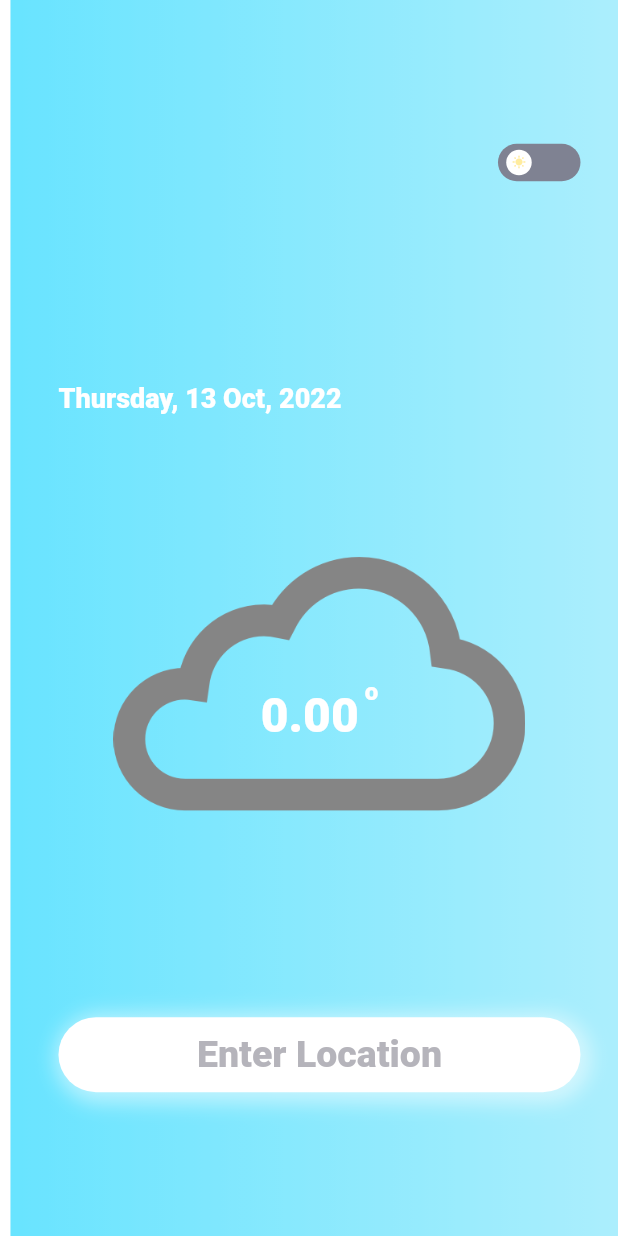
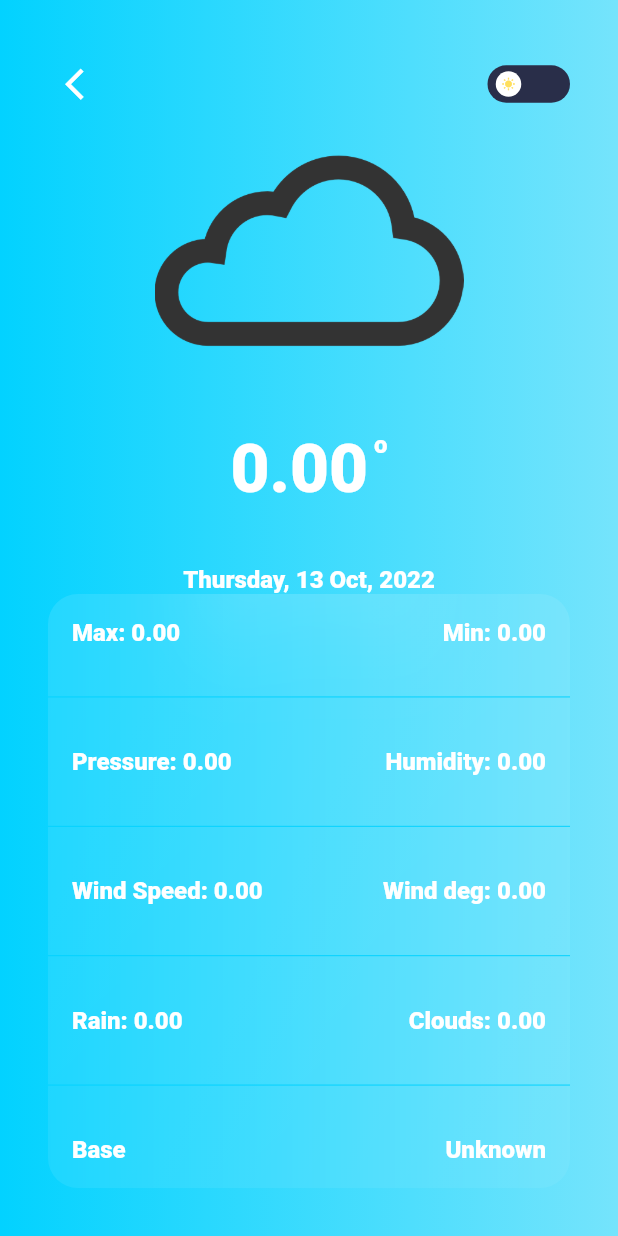
Before and after one commit to KafiulIslam/weather-app, a Flutter app: the screen it shows after launch, after a tap on the "nightlight round" icon, after a tap on "Search", on a phone screen of 412 x 824 dp. Run offline on Flutter 3.47's test engine with Material 2 defaults, Android fonts, the phone set to English and light mode, and no system bars; drawn by our look-alikes of flutter_switch; our stand-ins replace dio, get, glassmorphism, google_fonts; network calls fail.

Commit message:
now everything is working without rain

```diff
--- a/lib/controller/component/primary_button.dart
+++ b/lib/controller/component/primary_button.dart
@@ -5,13 +5,11 @@ import '../constant/color.dart';
 class PrimaryButton extends StatelessWidget {
   final VoidCallback onTap;
   final String buttonTitle;
-  final bool isLoading;
 
   const PrimaryButton(
       {Key? key,
       required this.onTap,
-      this.buttonTitle = 'Search',
-        required this.isLoading})
+      this.buttonTitle = 'Search',})
       : super(key: key);
 
   @override
@@ -34,12 +32,7 @@ class PrimaryButton extends StatelessWidget {
             ),
           ],
         ),
-        child: isLoading == true
-            ? SizedBox(
-           height: 25,
-            width: 25,
-            child: CircularProgressIndicator(color: assColor.withOpacity(0.5)))
-            : Text(
+        child: Text(
                 buttonTitle,
                 style: const TextStyle(
                     color: assColor, fontSize: 25, fontWeight: FontWeight.w900),
--- a/lib/controller/constant/color.dart
+++ b/lib/controller/constant/color.dart
@@ -2,13 +2,10 @@ import 'package:flutter/material.dart';
 
 const darkModeDeepColor = Color(0xFF292E49);
 const darkModeLightColor = Color(0xFF505671);
-
 const lightModeDeepColor = Color(0xFF02D2FF);
 const lightModeLightColor = Color(0xFF75E4FC);
-
-
-
 const assColor = Color(0xFF84828D);
+const trans = Colors.transparent;
 
 
 const darkMode = LinearGradient(
--- /dev/null
+++ b/lib/controller/constant/typography.dart
@@ -0,0 +1,13 @@
+import 'package:flutter/material.dart';
+
+const header1 = TextStyle(fontSize: 45,
+  color: Colors.white,
+  fontWeight: FontWeight.w800,);
+
+const header2 = TextStyle(fontSize: 32,
+  color: Colors.white,
+  fontWeight: FontWeight.w800,);
+
+const sixteenWhiteStyle = TextStyle(fontSize: 16,
+  color: Colors.white,
+  fontWeight: FontWeight.w800,);
--- a/lib/controller/services/weather_api_client.dart
+++ b/lib/controller/services/weather_api_client.dart
@@ -6,7 +6,7 @@ Future<Map<String, dynamic>> getWeatherInfo(var location) async {
 
   try {
     var response = await dio.get('data/2.5/weather?q=$location&appid=901a28533b4879dfbcfe1523f7eaebd2',);
-     return {'status': 'success', 'data': response.data};
+      return {'status': 'success', 'data': response.data};
   } on DioError catch (e) {
     return getErrorResponse(e);
   }
--- a/lib/controller/state/weather_result_state.dart
+++ b/lib/controller/state/weather_result_state.dart
@@ -1,7 +1,6 @@
 import 'package:flutter/cupertino.dart';
 import 'package:get/get.dart';
 import 'package:intl/intl.dart';
-
 import '../services/weather_api_client.dart';
 
 class WeatherResultState extends GetxController{
@@ -27,23 +26,65 @@ class WeatherResultState extends GetxController{
     dateTime = formatDate;
   }
 
+      String _location = '';
+  String get location => _location;
 
-    String location = '';
-    double temperature = 0.0;
+      double _temperature = 0.0;
+      double get temperature => _temperature;
+
+      double _max = 0.0;
+      double get max => _max;
+
+      double _min = 0.0;
+      double get min => _min;
+
+      int _pressure = 0;
+       int get pressure => _pressure;
+
+      int _humidity = 0;
+      int get humidity => _humidity;
+
+      double _windSpeed = 0.0;
+      double get windSpeed => _windSpeed;
+
+      int _windDeg = 0;
+      int get windDeg => _windDeg;
+
+      var _rain = 0.0;
+      get rain => _rain;
+
+
+      int _cloud = 0;
+      int get cloud => _cloud;
+
+      String _base = 'Unknown';
+      String get base => _base;
+
+
   Future<void> loadWeatherData() async {
     var weatherData = await getWeatherInfo(locationController.text);
-       location = weatherData['data']['name'];
-       temperature = weatherData['data']['main']['temp'] - 273.15;
-       update();
+           _location = weatherData['data']['name'];
+           _temperature = weatherData['data']['main']['temp'] - 273.15;
+           _max = weatherData['data']['main']['temp_max'] - 273.15;
+           _min = weatherData['data']['main']['temp_min'] - 273.15;
+           _pressure = weatherData['data']['main']['pressure'];
+           _humidity = weatherData['data']['main']['humidity'];
+           _windSpeed = weatherData['data']['wind']['speed'];
+           _windDeg = weatherData['data']['wind']['deg'];
+           // _rain = weatherData['data']['rain']['1h'] ?? 0;
+           _cloud = weatherData['data']['clouds']['all'];
+           _base = weatherData['data']['base'];
+           print('load function is working $weatherData');
+           update();
   }
 
 
-  // bool isLoading = false;
-  // void getCircular (){
-  //   isLoading = true;
-  //   Future.delayed(const Duration(milliseconds: 1000), () {
-  //     isLoading = false;
-  //   });
-  // }
+  bool isLoading = false;
+  void getCircular (){
+    isLoading = true;
+    Future.delayed(const Duration(milliseconds: 1000), () {
+      isLoading = false;
+    });
+  }
 
 }
--- a/lib/main.dart
+++ b/lib/main.dart
@@ -1,6 +1,6 @@
 import 'package:flutter/material.dart';
 import 'package:get/get_navigation/src/root/get_material_app.dart';
-import 'package:weather_forecasting_app/view/home_screen.dart';
+import 'package:weather_forecasting_app/view/home/home_screen.dart';
 
 void main() {
   runApp(const MyApp());
--- a/lib/model/weather_model.dart
+++ b/lib/model/weather_model.dart
@@ -31,22 +31,3 @@ class WeatherModel{
 
 
 }
-
-
-class Main{
-  double? temp;
-
-  Main({this.temp});
-
-
-  Main.fromJson(Map<String, dynamic> json) {
-    temp = json['temp'];
-  }
-
-  Map<String, dynamic> toJson() {
-    final Map<String, dynamic> data = new Map<String, dynamic>();
-    data['temp'] = this.temp;
-
-    return data;
-  }
-}
--- a/lib/view/home_screen.dart
+++ b/lib/view/home/home_screen.dart
@@ -5,10 +5,10 @@ import 'package:get/get.dart';
 import 'package:get/get_core/src/get_main.dart';
 import 'package:google_fonts/google_fonts.dart';
 import 'package:weather_forecasting_app/controller/state/weather_result_state.dart';
-import 'package:weather_forecasting_app/view/result_screen.dart';
-import '../controller/component/primary_button.dart';
-import '../controller/component/primary_spacer.dart';
-import '../controller/constant/color.dart';
+import 'package:weather_forecasting_app/view/result/result_screen.dart';
+import '../../controller/component/primary_button.dart';
+import '../../controller/component/primary_spacer.dart';
+import '../../controller/constant/color.dart';
 
 
 
@@ -67,17 +67,10 @@ class _HomeScreenState extends State<HomeScreen> {
                       const PrimaryVerticalSpacer(),
                       PrimaryButton(
                         onTap: () {
-                          setState(() {
-                            _isLoading = true;
-                          });
-                            Future.delayed(const Duration(milliseconds: 1000), () {
-                              Get.to(()=> ResultScreen());
-                              stateController.loadWeatherData();
-                              stateController.getDate();
-                              _isLoading = false;
-                            });
+                          stateController.loadWeatherData();
+                          stateController.getDate();
+                          Get.to(()=> ResultScreen());
                         },
-                    isLoading:  _isLoading,
                       ),
                     ],
                   ),
--- /dev/null
+++ b/lib/view/result/result_screen.dart
@@ -0,0 +1,169 @@
+import 'package:flutter/material.dart';
+import 'package:flutter_switch/flutter_switch.dart';
+import 'package:get/get.dart';
+import 'package:get/get_core/src/get_main.dart';
+import 'package:glassmorphism/glassmorphism.dart';
+import 'package:weather_forecasting_app/view/result/result_widget/info_row.dart';
+import '../../controller/component/primary_button.dart';
+import '../../controller/component/primary_spacer.dart';
+import '../../controller/constant/color.dart';
+import '../../controller/constant/typography.dart';
+import '../../controller/services/weather_api_client.dart';
+import '../../controller/state/weather_result_state.dart';
+
+
+class ResultScreen extends StatefulWidget {
+  ResultScreen({Key? key,}) : super(key: key);
+
+  @override
+  State<ResultScreen> createState() => _ResultScreenState();
+}
+
+class _ResultScreenState extends State<ResultScreen> {
+
+  WeatherResultState stateController = Get.find();
+
+  @override
+  void initState() {
+    super.initState();
+  }
+
+  @override
+  Widget build(BuildContext context) {
+    return SafeArea(
+      child: Scaffold(
+        body: SingleChildScrollView(
+          child: GetBuilder<WeatherResultState>(builder: (_) {
+            return Container(
+              height: MediaQuery
+                  .of(context)
+                  .size
+                  .height,
+              width: double.infinity,
+              decoration: BoxDecoration(
+                gradient: stateController.isDarkMode == true
+                    ? darkMode
+                    : lightMode,
+              ),
+              child: Padding(
+                padding: const EdgeInsets.symmetric(
+                    horizontal: 32, vertical: 32),
+                child: Column(
+                  crossAxisAlignment: CrossAxisAlignment.center,
+                   children: [
+                    _buildToggleSwitch(context),
+                     _tempResult(context),
+                    _glassCard(context),
+                  ],
+                ),
+              ),
+            );
+          }),
+        ),
+      ),
+    );
+  }
+
+  Widget _buildToggleSwitch(BuildContext context) {
+    return Row(
+      mainAxisAlignment: MainAxisAlignment.spaceBetween,
+      children: [
+        IconButton(onPressed: () {
+          Get.back();
+        },
+            icon: const Icon(Icons.arrow_back_ios, color: Colors.white, size: 25,)),
+        FlutterSwitch(
+          width: 55.0,
+          height: 25.0,
+          toggleSize: 20.0,
+          value: stateController.isDarkMode,
+          borderRadius: 30.0,
+          padding: 4.0,
+          activeToggleColor: Colors.white,
+          inactiveToggleColor: Colors.white,
+          activeColor: lightModeDeepColor,
+          inactiveColor: darkModeDeepColor,
+          activeIcon: const Icon(
+            Icons.nightlight_round,
+            color: Color(0xFFFFDF5D),
+          ),
+          inactiveIcon: const Icon(
+            Icons.wb_sunny,
+            color: Color(0xFFFFDF5D),
+          ),
+          onToggle: (val) {
+            stateController.modeToggle();
+          },
+        ),
+      ],);
+  }
+
+  Widget _tempResult(BuildContext context) {
+    return Column(children: [
+      Image.asset('assets/images/cloud.png', height: MediaQuery
+          .of(context)
+          .size
+          .height / 4,
+          width: MediaQuery
+              .of(context)
+              .size
+              .height / 2,),
+      Row(
+        mainAxisAlignment: MainAxisAlignment.center,
+        children: [
+          Text(stateController.temperature.toStringAsFixed(2),
+            style: header1,),
+          const Padding(
+            padding: EdgeInsets.only(left: 4.0, bottom: 32),
+            child: Text('o', style: sixteenWhiteStyle,),
+          )
+        ],),
+      Text( stateController.location, style: header2,),
+      Text(
+        stateController.dateTime, style: sixteenWhiteStyle,),
+    ],);
+  }
+
+ Widget _glassCard(BuildContext context) {
+    return GlassmorphicFlexContainer(
+      borderRadius: 20,
+      blur: 20,
+      padding: EdgeInsets.all(16),
+      alignment: Alignment.bottomCenter,
+      border: 0.5,
+      linearGradient: LinearGradient(
+          begin: Alignment.topLeft,
+          end: Alignment.bottomRight,
+          colors: [
+            Color(0xFFffffff).withOpacity(0.1),
+            Color(0xFFFFFFFF).withOpacity(0.05),
+          ],
+          stops: [
+            0.1,
+            1,
+          ]),
+      borderGradient: const LinearGradient(
+        begin: Alignment.topLeft,
+        end: Alignment.bottomRight,
+        colors: [
+          Colors.transparent,
+          Colors.transparent,
+        ],
+      ),
+      child: Column(
+         mainAxisSize: MainAxisSize.min,
+        children: [
+          InfoRow(data1: 'Max: ${stateController.max.toStringAsFixed(2)}',data2: 'Min: ${ stateController.min.toStringAsFixed(2)}',),
+          Expanded(child: Divider(color: stateController.isDarkMode == true ? darkModeDeepColor : lightModeDeepColor, height: 0.5,)),
+          InfoRow(data1: 'Pressure: ${ stateController.pressure.toStringAsFixed(2)}',data2: 'Humidity: ${ stateController.humidity.toStringAsFixed(2)}',),
+          Expanded(child: Divider(color: stateController.isDarkMode == true ? darkModeDeepColor : lightModeDeepColor, height: 0.5,)),
+          InfoRow(data1: 'Wind Speed: ${ stateController.windSpeed.toStringAsFixed(2)}',data2: 'Wind deg: ${ stateController.windDeg.toStringAsFixed(2)}',),
+          Expanded(child: Divider(color: stateController.isDarkMode == true ? darkModeDeepColor : lightModeDeepColor, height: 0.5,)),
+          InfoRow(data1: 'Rain: ${ stateController.rain.toStringAsFixed(2)}',data2: 'Clouds: ${ stateController.cloud.toStringAsFixed(2)}',),
+          Expanded(child: Divider(color: stateController.isDarkMode == true ? darkModeDeepColor : lightModeDeepColor, height: 0.5,)),
+          InfoRow(data1: 'Base',data2:  stateController.base,),
+      ],),
+    );
+ }
+
+}
--- /dev/null
+++ b/lib/view/result/result_widget/info_row.dart
@@ -0,0 +1,22 @@
+import 'package:flutter/material.dart';
+
+import '../../../controller/constant/typography.dart';
+
+class InfoRow extends StatelessWidget {
+  final String data1;
+  final String data2;
+  const InfoRow({Key? key,required this.data1, required this.data2}) : super(key: key);
+
+  @override
+  Widget build(BuildContext context) {
+    return Padding(
+      padding: const EdgeInsets.all(16.0),
+      child: Row(
+        mainAxisAlignment: MainAxisAlignment.spaceBetween,
+        children: [
+          Text(data1,style: sixteenWhiteStyle,),
+          Text(data2,style: sixteenWhiteStyle,),
+        ],),
+    );
+  }
+}
--- a/lib/view/result_screen.dart
+++ /dev/null
@@ -1,131 +0,0 @@
-import 'package:flutter/material.dart';
-import 'package:flutter_switch/flutter_switch.dart';
-import 'package:get/get.dart';
-import 'package:get/get_core/src/get_main.dart';
-import '../controller/component/primary_button.dart';
-import '../controller/component/primary_spacer.dart';
-import '../controller/constant/color.dart';
-import '../controller/services/weather_api_client.dart';
-import '../controller/state/weather_result_state.dart';
-
-
-class ResultScreen extends StatelessWidget {
-  ResultScreen({Key? key,}) : super(key: key);
-
-  WeatherResultState stateController = Get.find();
-
-  @override
-  Widget build(BuildContext context) {
-    return SafeArea(
-      child: Scaffold(
-        body: SingleChildScrollView(
-           child: GetBuilder<WeatherResultState>(builder: (_){
-             return Container(
-               height: MediaQuery.of(context).size.height,
-               width: double.infinity,
-               decoration: BoxDecoration(
-                 gradient: stateController.isDarkMode == true ? darkMode : lightMode,
-               ),
-               child: Padding(
-                 padding: const EdgeInsets.symmetric(horizontal: 32, vertical: 32),
-                 child: Column(
-                   mainAxisAlignment: MainAxisAlignment.spaceEvenly,
-                   crossAxisAlignment: CrossAxisAlignment.center,
-                   children: [
-                     _buildToggleSwitch(context),
-                     _buildLocationDetails(context),
-                     _tempResult(context),
-                     PrimaryButton(
-                       buttonTitle: 'Enter Location',
-                       onTap: () {
-                         Get.back();
-                        },
-                       isLoading: false,
-                      ),
-                   ],
-                 ),
-               ),
-             );
-           }),
-        ),
-      ),
-    );
-  }
-
-  Widget  _buildToggleSwitch(BuildContext context) {
-    return Row(
-      mainAxisAlignment: MainAxisAlignment.spaceBetween,
-      children: [
-        Container(height: 10,width: 10,),
-        FlutterSwitch(
-          width: 55.0,
-          height: 25.0,
-          toggleSize: 20.0,
-          value: stateController.isDarkMode,
-          borderRadius: 30.0,
-          padding: 4.0,
-          activeToggleColor: Colors.white,
-          inactiveToggleColor: Colors.white,
-          activeColor: lightModeDeepColor,
-          inactiveColor: darkModeDeepColor,
-          activeIcon: const Icon(
-            Icons.nightlight_round,
-            color: Color(0xFFFFDF5D),
-          ),
-          inactiveIcon: const Icon(
-            Icons.wb_sunny,
-            color: Color(0xFFFFDF5D),
-          ),
-          onToggle: (val) {
-            stateController.modeToggle();
-          },
-        ),
-      ],);
-  }
-
-  Widget _buildLocationDetails(BuildContext context) {
-    return Align(
-      alignment: Alignment.topLeft,
-      child: Column(
-        crossAxisAlignment: CrossAxisAlignment.start,
-        children:   [
-        PrimaryVerticalSpacer(),
-        Text(stateController.location, style: const TextStyle(fontSize: 32,
-          color: Colors.white,
-          fontWeight: FontWeight.w800,),),
-          Text(
-          stateController.dateTime, style: const TextStyle(fontSize: 18,
-          color: Colors.white,
-          fontWeight: FontWeight.w800,),),
-      ],),
-    );
- }
-
-  Widget _tempResult(BuildContext context) {
-    return  Container(
-      alignment: Alignment.center,
-      height: MediaQuery.of(context).size.height / 3,
-      width: MediaQuery.of(context).size.height / 2,
-      decoration: const BoxDecoration(
-          image: DecorationImage(
-            image: AssetImage('assets/images/cloud.png'),
-            fit: BoxFit.contain,
-          )
-      ),
-      child: Row(
-        mainAxisAlignment: MainAxisAlignment.center,
-        children: [
-          Text(stateController.temperature.toStringAsFixed(2),style: const TextStyle(fontSize: 32,
-            color: Colors.white,
-            fontWeight: FontWeight.w800,),),
-          const Padding(
-            padding: EdgeInsets.only(left: 4.0,bottom: 32),
-            child: Text('o',style: TextStyle(fontSize: 16,
-              color: Colors.white,
-              fontWeight: FontWeight.w800,),),
-          )
-        ],),
-    );
- }
-
-}
--- a/pubspec.yaml
+++ b/pubspec.yaml
@@ -40,6 +40,7 @@ dependencies:
   intl: ^0.17.0
   get: ^4.6.5
   flutter_switch: ^0.3.2
+  glassmorphism: ^3.0.0
 
 dev_dependencies:
   flutter_test:
```
Also changed, not shown: pubspec.lock.
